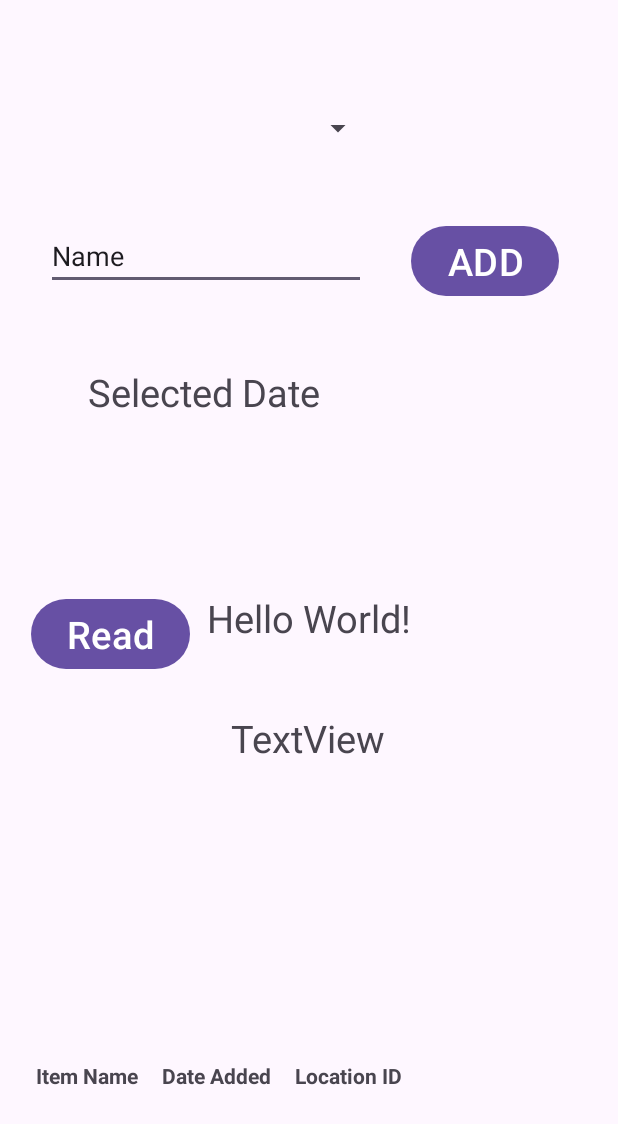
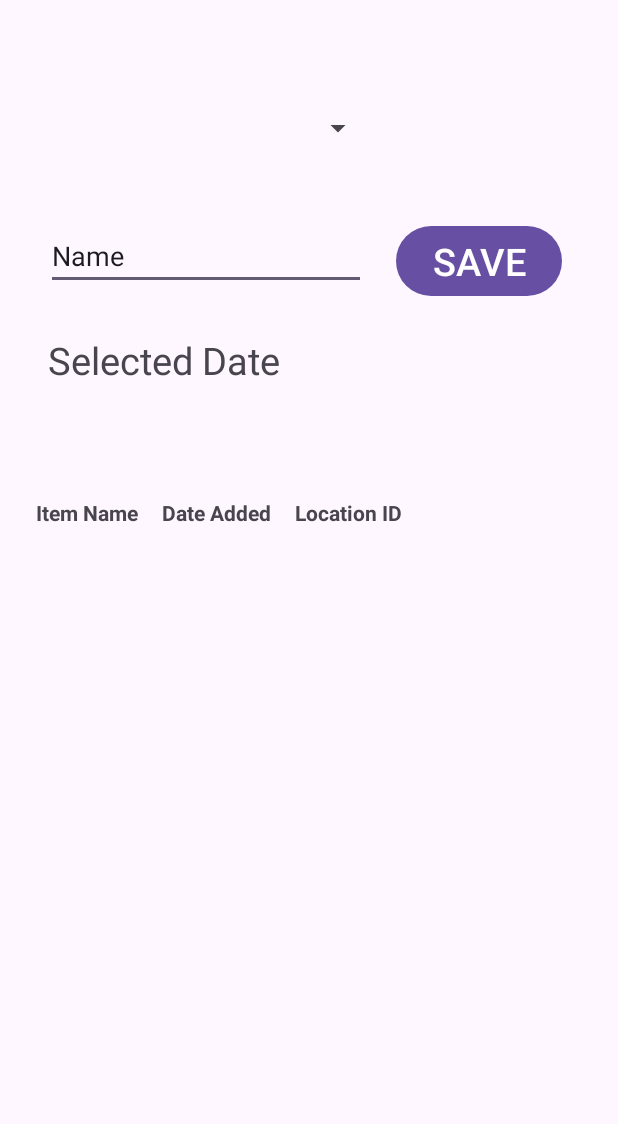
Before and after one commit to potatoscript/AndroidMastery, an Android app: the screen it shows after launch (MainActivity), on a phone screen of 412 x 824 dp. Shown: the top 1124 px of the screen. Run offline under Robolectric (Android 15) with nearby library versions, the phone set to English and light mode, and no system bars; 2 statements that could not run were skipped.

```diff
--- a/app/src/main/java/com/example/myjapanese/ApiService.java
+++ b/app/src/main/java/com/example/myjapanese/ApiService.java
@@ -9,6 +9,8 @@ import retrofit2.http.Body;
 
 import retrofit2.Call;
 import retrofit2.http.GET;
+import retrofit2.http.PUT;
+import retrofit2.http.Path;
 
 public interface ApiService {
 
@@ -24,4 +26,8 @@ public interface ApiService {
     @POST("item/")
     Call<Item> createItem(@Body Item item);
 
+    @PUT("item/{id}/")
+    Call<Item> updateItem(@Path("id") int id, @Body Item item);
+
+
 }
--- a/app/src/main/res/layout/activity_main.xml
+++ b/app/src/main/res/layout/activity_main.xml
@@ -18,54 +18,16 @@
         android:textSize="25sp"
         app:layout_constraintBottom_toBottomOf="parent"
         app:layout_constraintEnd_toEndOf="parent"
-        app:layout_constraintHorizontal_bias="0.228"
+        app:layout_constraintHorizontal_bias="0.125"
         app:layout_constraintStart_toStartOf="parent"
         app:layout_constraintTop_toBottomOf="@+id/item_name_text"
-        app:layout_constraintVertical_bias="0.085" />
+        app:layout_constraintVertical_bias="0.049" />
 
-    <TextView
-        android:id="@+id/txt1"
+    <Button
+        android:id="@+id/save_btn"
         android:layout_width="wrap_content"
         android:layout_height="wrap_content"
-        android:text="Hello World!"
-        android:textSize="25sp"
-        app:layout_constraintBottom_toBottomOf="parent"
-        app:layout_constraintEnd_toEndOf="parent"
-        app:layout_constraintStart_toStartOf="parent"
-        app:layout_constraintTop_toTopOf="parent" />
-
-    <Button
-        android:id="@+id/fetch_button"
-        android:layout_width="wrap_content"
-        android:layout_height="wrap_content"
-        android:onClick="GetDataFromSQL"
-        android:text="Read"
-        android:textSize="25sp"
-        app:layout_constraintBottom_toBottomOf="parent"
-        app:layout_constraintEnd_toEndOf="parent"
-        app:layout_constraintHorizontal_bias="0.068"
-        app:layout_constraintStart_toStartOf="parent"
-        app:layout_constraintTop_toTopOf="parent"
-        app:layout_constraintVertical_bias="0.514" />
-
-    <TextView
-        android:id="@+id/txt2"
-        android:layout_width="wrap_content"
-        android:layout_height="wrap_content"
-        android:text="TextView"
-        android:textSize="25sp"
-        app:layout_constraintBottom_toBottomOf="parent"
-        app:layout_constraintEnd_toEndOf="parent"
-        app:layout_constraintHorizontal_bias="0.498"
-        app:layout_constraintStart_toStartOf="parent"
-        app:layout_constraintTop_toTopOf="parent"
-        app:layout_constraintVertical_bias="0.601" />
-
-    <Button
-        android:id="@+id/add_btn"
-        android:layout_width="wrap_content"
-        android:layout_height="wrap_content"
-        android:text="ADD"
+        android:text="SAVE"
         android:textSize="25sp"
         app:layout_constraintBottom_toBottomOf="parent"
         app:layout_constraintEnd_toEndOf="parent"
@@ -108,8 +70,8 @@
         app:layout_constraintEnd_toEndOf="parent"
         app:layout_constraintHorizontal_bias="0.0"
         app:layout_constraintStart_toStartOf="parent"
-        app:layout_constraintTop_toBottomOf="@+id/txt2"
-        app:layout_constraintVertical_bias="0.703">
+        app:layout_constraintTop_toBottomOf="@+id/date_added_text"
+        app:layout_constraintVertical_bias="0.102">
         <!-- Table Header -->
         <TableRow>
 
```
Also changed, not shown: app/src/main/java/com/example/myjapanese/Item.java (+23 -1 lines), app/src/main/java/com/example/myjapanese/MainActivity.java (+63 -112 lines).
